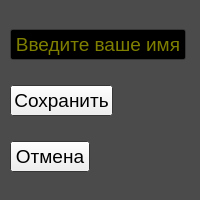
This is src/ui/SaveResultsWgt.ui in MikhailKundin/Tetris as Qt 5 draws it before an edit. The edited form follows.
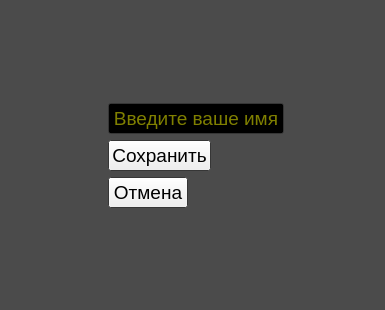
This is the edited form.

Patch:
```diff
--- a/src/ui/SaveResultsWgt.ui
+++ b/src/ui/SaveResultsWgt.ui
@@ -6,8 +6,8 @@
    <rect>
     <x>0</x>
     <y>0</y>
-    <width>200</width>
-    <height>200</height>
+    <width>385</width>
+    <height>310</height>
    </rect>
   </property>
   <property name="palette">
@@ -104,15 +104,43 @@
   <property name="windowTitle">
    <string>Form</string>
   </property>
-  <widget class="QWidget" name="verticalLayoutWidget">
+  <widget class="QLabel" name="back">
+   <property name="geometry">
+    <rect>
+     <x>0</x>
+     <y>0</y>
+     <width>47</width>
+     <height>13</height>
+    </rect>
+   </property>
+   <property name="text">
+    <string/>
+   </property>
+  </widget>
+  <widget class="QWidget" name="gridLayoutWidget">
    <property name="geometry">
     <rect>
      <x>10</x>
      <y>10</y>
-     <width>186</width>
-     <height>181</height>
+     <width>371</width>
+     <height>291</height>
     </rect>
    </property>
+   <layout class="QGridLayout" name="gridLayout">
+    <item row="2" column="1">
+     <spacer name="verticalSpacer">
+      <property name="orientation">
+       <enum>Qt::Vertical</enum>
+      </property>
+      <property name="sizeHint" stdset="0">
+       <size>
+        <width>20</width>
+        <height>40</height>
+       </size>
+      </property>
+     </spacer>
+    </item>
+    <item row="1" column="1">
    <layout class="QVBoxLayout" name="verticalLayout">
     <item>
      <widget class="QLineEdit" name="lineEdit">
@@ -518,12 +546,53 @@
      </widget>
     </item>
    </layout>
+    </item>
+    <item row="1" column="2">
+     <spacer name="horizontalSpacer_2">
+      <property name="orientation">
+       <enum>Qt::Horizontal</enum>
+      </property>
+      <property name="sizeHint" stdset="0">
+       <size>
+        <width>40</width>
+        <height>20</height>
+       </size>
+      </property>
+     </spacer>
+    </item>
+    <item row="1" column="0">
+     <spacer name="horizontalSpacer">
+      <property name="orientation">
+       <enum>Qt::Horizontal</enum>
+      </property>
+      <property name="sizeHint" stdset="0">
+       <size>
+        <width>40</width>
+        <height>20</height>
+       </size>
+      </property>
+     </spacer>
+    </item>
+    <item row="0" column="1">
+     <spacer name="verticalSpacer_2">
+      <property name="orientation">
+       <enum>Qt::Vertical</enum>
+      </property>
+      <property name="sizeHint" stdset="0">
+       <size>
+        <width>20</width>
+        <height>40</height>
+       </size>
+      </property>
+     </spacer>
+    </item>
+   </layout>
   </widget>
-  <widget class="QLabel" name="back">
+  <widget class="QLabel" name="bgLbl">
    <property name="geometry">
     <rect>
      <x>0</x>
-     <y>0</y>
+     <y>200</y>
      <width>47</width>
      <height>13</height>
     </rect>
```
Left out of the diff: 3 changed lines with no effect on the pictures. Lines whose indentation alone changed are shown as unchanged.
